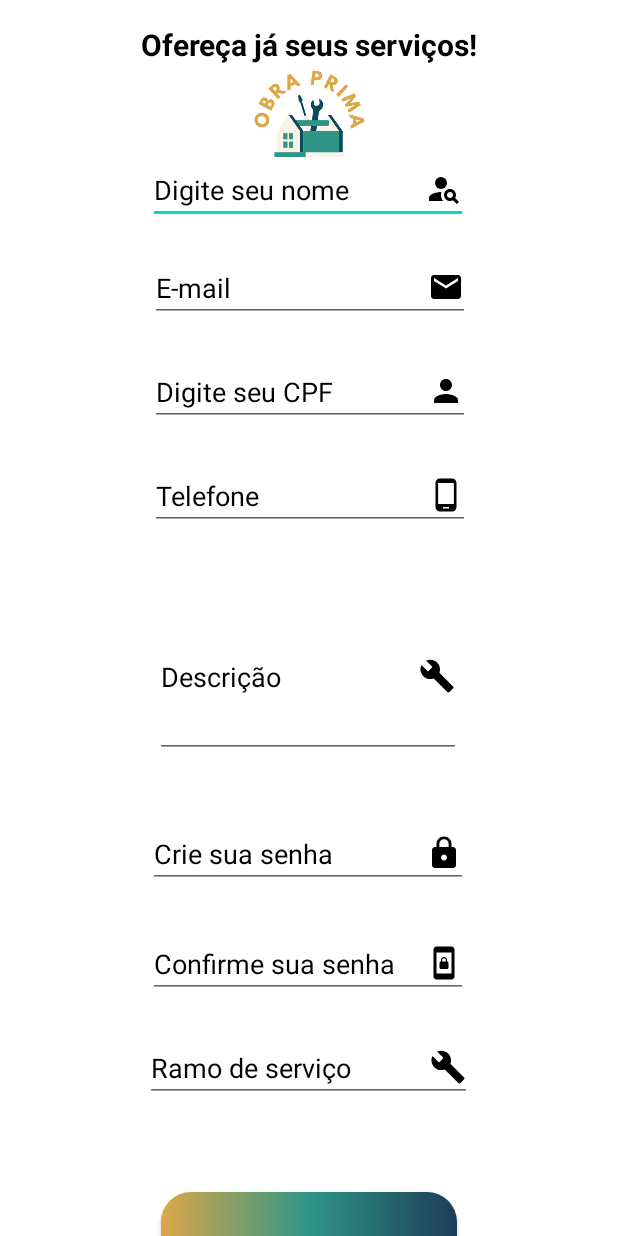
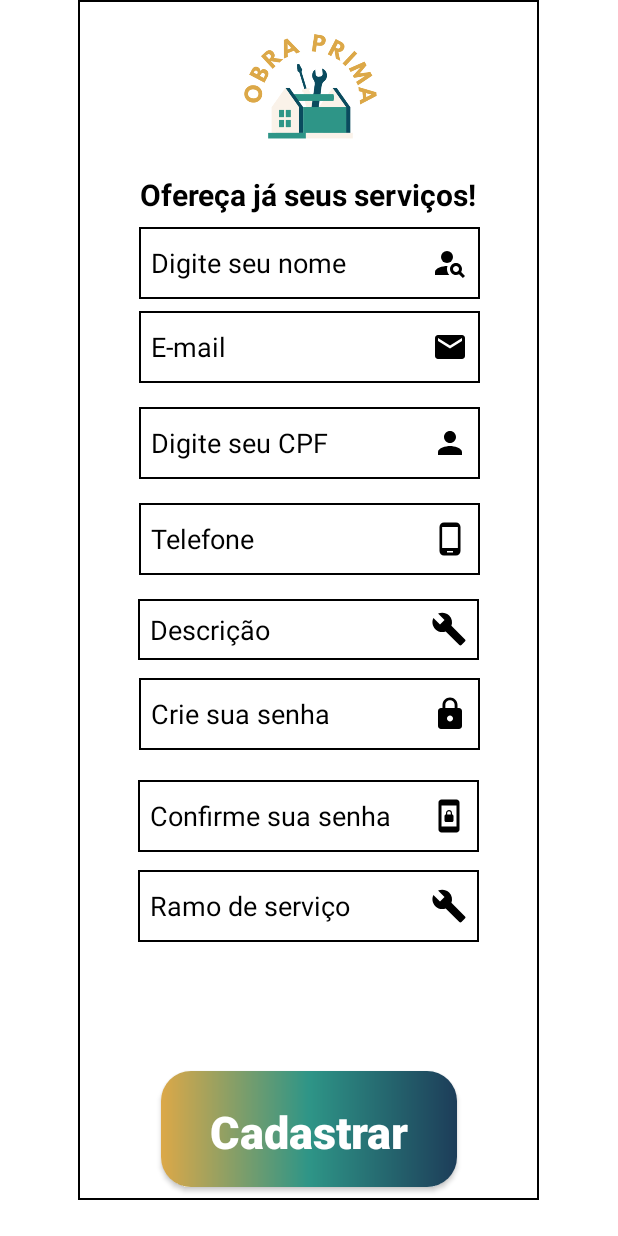
Before and after one commit to gabrielscholze-r/ObraPrima-Android, an Android app: the layout activity_form_cadastro_profissional.xml on its own in the app's theme, with its tools: preview values and no code run, on a phone screen of 412 x 824 dp. Run offline under Robolectric (Android 15) with nearby library versions, the phone set to English and light mode, and no system bars.

Commit message:
perfil profissional

```diff
--- a/app/src/main/AndroidManifest.xml
+++ b/app/src/main/AndroidManifest.xml
@@ -1,5 +1,6 @@
 <?xml version="1.0" encoding="utf-8"?>
 <manifest xmlns:android="http://schemas.android.com/apk/res/android"
+    xmlns:tools="http://schemas.android.com/tools"
     package="com.example.meuapp">
 
     <application
@@ -21,6 +22,7 @@
         <activity android:name=".TelaServicosCliente" android:launchMode="singleTask"/>
         <activity android:name=".FormLogin" android:launchMode="singleTask"/>
         <activity android:name=".TelaListaProfissionais" android:launchMode="singleTask"/>
+        <activity android:name=".TelaPerfilProfissional" android:launchMode="singleTask" />
     </application>
 
 </manifest>
--- a/app/src/main/java/com/example/meuapp/MainActivity.java
+++ b/app/src/main/java/com/example/meuapp/MainActivity.java
@@ -15,6 +15,7 @@ public class MainActivity extends AppCompatActivity {
         setContentView(R.layout.activity_main);
         Intent i = new Intent(MainActivity.this, FormLogin.class);
         startActivity(i);
+        finish();
 
 
     }
--- a/app/src/main/java/com/example/meuapp/data/LoginAtual.java
+++ b/app/src/main/java/com/example/meuapp/data/LoginAtual.java
@@ -3,11 +3,6 @@ package com.example.meuapp.data;
 public class LoginAtual {
     public static Cliente cliente;
     public static Profissional profissional;
-
-    public LoginAtual() {
-        this.cliente = null;
-        this.profissional = null;
-    }
 
     public static Cliente getCliente() {
         return cliente;
--- /dev/null
+++ b/app/src/main/res/drawable/ic_next.xml
@@ -0,0 +1,5 @@
+<vector android:height="24dp" android:tint="#000000"
+    android:viewportHeight="24" android:viewportWidth="24"
+    android:width="24dp" xmlns:android="http://schemas.android.com/apk/res/android">
+    <path android:fillColor="@android:color/white" android:pathData="M10,6L8.59,7.41 13.17,12l-4.58,4.59L10,18l6,-6z"/>
+</vector>
--- a/app/src/main/res/layout/activity_form_cadastro_profissional.xml
+++ b/app/src/main/res/layout/activity_form_cadastro_profissional.xml
@@ -1,11 +1,11 @@
 <?xml version="1.0" encoding="utf-8"?>
 
-<androidx.core.widget.NestedScrollView xmlns:app="http://schemas.android.com/apk/res-auto"
+<androidx.core.widget.NestedScrollView xmlns:android="http://schemas.android.com/apk/res/android"
+    xmlns:app="http://schemas.android.com/apk/res-auto"
     xmlns:tools="http://schemas.android.com/tools"
     android:layout_width="match_parent"
-    android:layout_height="match_parent"
-    android:fillViewport="true"
-    xmlns:android="http://schemas.android.com/apk/res/android">
+    android:layout_height="wrap_content"
+    android:fillViewport="true">
 
     <androidx.constraintlayout.widget.ConstraintLayout
         android:layout_width="match_parent"
@@ -14,164 +14,146 @@
         tools:context=".FormCadastroProfissional">
 
 
-        <TextView
-            android:id="@+id/errorMessage2"
-            android:layout_width="295dp"
-            android:layout_height="29dp"
-            android:text=""
-            android:textAlignment="center"
-            android:textColor="#FF0505"
-            android:textSize="15dp"
-            app:layout_constraintBottom_toTopOf="@+id/containerComponents"
+        <View
+            android:id="@+id/containerComponents"
+            style="@style/text_border"
+            android:layout_width="307dp"
+            android:layout_height="800dp"
+            android:layout_marginBottom="91dp"
+            app:layout_constraintBottom_toBottomOf="parent"
+            app:layout_constraintEnd_toEndOf="parent"
+            app:layout_constraintHorizontal_bias="0.495"
+            app:layout_constraintStart_toStartOf="parent" />
+
+
+        <EditText
+            android:id="@+id/editPersonName"
+            style="@style/text_border"
+            android:layout_width="227dp"
+            android:layout_height="wrap_content"
+            android:layout_marginTop="8dp"
+            android:drawableRight="@drawable/ic_name"
+            android:drawableTint="@color/black"
+            android:ems="10"
+            android:hint="Digite seu nome"
+            android:inputType="textPersonName"
+            android:minHeight="48dp"
+            android:padding="8dp"
+            android:textColor="@color/black"
+            android:textColorHint="@color/black"
             app:layout_constraintEnd_toEndOf="parent"
             app:layout_constraintStart_toStartOf="parent"
             app:layout_constraintTop_toBottomOf="@+id/title_cadastro_profissional" />
 
-        <TextView
-            android:id="@+id/title_cadastro_profissional"
-            android:layout_width="wrap_content"
-            android:layout_height="wrap_content"
-            android:layout_marginTop="16dp"
-            android:text="@string/title_cadastro_profissional"
-            android:textColor="@color/black"
-            android:textSize="20dp"
-            android:textStyle="bold"
-            app:layout_constraintEnd_toEndOf="parent"
-            app:layout_constraintStart_toStartOf="parent"
-            app:layout_constraintTop_toTopOf="parent" />
-
-
-        <View
-            android:id="@+id/containerComponents"
-            style="@style/ContainerComponents"
-            android:layout_width="304dp"
-            android:layout_height="675dp"
-            app:layout_constraintBottom_toTopOf="@+id/bt_cadastrar"
-            app:layout_constraintEnd_toEndOf="parent"
-            app:layout_constraintHorizontal_bias="0.495"
-            app:layout_constraintStart_toStartOf="parent"
-            app:layout_constraintTop_toBottomOf="@+id/title_cadastro_profissional"
-            app:layout_constraintVertical_bias="0.257" />
-
-        <EditText
-
-            android:drawableTint="@color/black"
-            android:textColorHint="@color/black"
-            android:textColor="@color/black"
-            android:id="@+id/editPersonName"
-            android:drawableRight="@drawable/ic_name"
-            android:layout_width="wrap_content"
-            android:layout_height="wrap_content"
-            android:layout_marginTop="104dp"
-            android:ems="10"
-            android:hint="Digite seu nome"
-            android:inputType="textPersonName"
-            app:layout_constraintEnd_toEndOf="parent"
-            app:layout_constraintHorizontal_bias="0.497"
-            app:layout_constraintStart_toStartOf="parent"
-            app:layout_constraintTop_toTopOf="parent"
-            />
-
-
         <EditText
             android:id="@+id/editTextEmailAddress"
-            android:layout_width="wrap_content"
+            style="@style/text_border"
+            android:layout_width="227dp"
             android:layout_height="wrap_content"
-            android:layout_marginTop="20dp"
+            android:layout_marginTop="8dp"
             android:drawableRight="@drawable/ic_email"
             android:drawableTint="@color/black"
             android:ems="10"
             android:hint="E-mail"
             android:inputType="textEmailAddress"
+            android:minHeight="48dp"
+            android:padding="8dp"
+            android:textColor="@color/black"
+            android:textColorHint="@color/black"
+            app:layout_constraintEnd_toEndOf="parent"
+            app:layout_constraintStart_toStartOf="parent"
+            app:layout_constraintTop_toBottomOf="@+id/editPersonName" />
+
+        <EditText
+            android:id="@+id/editTextCPF"
+            style="@style/text_border"
+            android:layout_width="227dp"
+            android:layout_height="wrap_content"
+            android:layout_marginTop="16dp"
+            android:drawableRight="@drawable/ic_cpf"
+            android:drawableTint="@color/black"
+            android:ems="10"
+            android:hint="Digite seu CPF"
+            android:inputType="number"
+            android:minHeight="48dp"
+            android:padding="8dp"
+            android:textColor="@color/black"
+            android:textColorHint="@color/black"
+            app:layout_constraintEnd_toEndOf="parent"
+            app:layout_constraintStart_toStartOf="parent"
+            app:layout_constraintTop_toBottomOf="@+id/editTextEmailAddress" />
+
+        <EditText
+            android:id="@+id/editTextPhone"
+            style="@style/text_border"
+            android:layout_width="227dp"
+            android:layout_height="wrap_content"
+            android:layout_marginTop="16dp"
+            android:drawableRight="@drawable/ic_phone_android"
+            android:drawableTint="@color/black"
+            android:ems="10"
+            android:hint="Telefone"
+            android:inputType="phone"
+            android:minHeight="48dp"
+            android:padding="8dp"
+            android:textColor="@color/black"
+            android:textColorHint="@color/black"
+            app:layout_constraintEnd_toEndOf="parent"
+            app:layout_constraintStart_toStartOf="parent"
+            app:layout_constraintTop_toBottomOf="@+id/editTextCPF" />
+
+        <EditText
+            android:id="@+id/editBio"
+            style="@style/text_border"
+            android:layout_width="227dp"
+            android:layout_height="match_parent"
+            android:layout_marginTop="16dp"
+            android:drawableRight="@drawable/ic_service"
+            android:drawableTint="@color/black"
+            android:ems="10"
+            android:hint="Descrição"
+            android:inputType="text"
+            android:padding="8dp"
+            android:textColor="@color/black"
+            android:textColorHint="@color/black"
+            app:layout_constraintEnd_toEndOf="parent"
+            app:layout_constraintHorizontal_bias="0.497"
+            app:layout_constraintStart_toStartOf="parent"
+            app:layout_constraintTop_toBottomOf="@+id/editTextPhone"
+            tools:ignore="TouchTargetSizeCheck" />
+
+        <EditText
+            android:id="@+id/createPassword"
+            style="@style/text_border"
+            android:layout_width="227dp"
+            android:layout_height="48dp"
+            android:layout_marginTop="12dp"
+            android:drawableRight="@drawable/ic_password"
+            android:drawableTint="@color/black"
+            android:ems="10"
+            android:hint="Crie sua senha"
+            android:inputType="textPassword"
+            android:padding="8dp"
             android:textColor="@color/black"
             android:textColorHint="@color/black"
             app:layout_constraintEnd_toEndOf="parent"
             app:layout_constraintHorizontal_bias="0.502"
             app:layout_constraintStart_toStartOf="parent"
-            app:layout_constraintTop_toBottomOf="@+id/editPersonName" />
-
-        <EditText
-            android:drawableTint="@color/black"
-            android:textColorHint="@color/black"
-            android:textColor="@color/black"
-            android:id="@+id/editTextCPF"
-            android:drawableRight="@drawable/ic_cpf"
-            android:layout_width="wrap_content"
-            android:layout_height="wrap_content"
-            android:layout_marginTop="24dp"
-            android:ems="10"
-            android:inputType="number"
-            android:hint="Digite seu CPF"
-            app:layout_constraintEnd_toEndOf="parent"
-            app:layout_constraintHorizontal_bias="0.502"
-            app:layout_constraintStart_toStartOf="parent"
-            app:layout_constraintTop_toBottomOf="@+id/editTextEmailAddress"
-            />
-
-
-        <EditText
-            android:drawableTint="@color/black"
-            android:textColorHint="@color/black"
-            android:textColor="@color/black"
-            android:id="@+id/editTextPhone"
-            android:drawableRight="@drawable/ic_phone_android"
-            android:layout_width="wrap_content"
-            android:layout_height="wrap_content"
-            android:layout_marginTop="24dp"
-            android:ems="10"
-            android:hint="Telefone"
-            android:inputType="phone"
-            app:layout_constraintEnd_toEndOf="parent"
-            app:layout_constraintHorizontal_bias="0.502"
-            app:layout_constraintStart_toStartOf="parent"
-            app:layout_constraintTop_toBottomOf="@+id/editTextCPF"
-            />
-
-
-        <EditText
-            android:id="@+id/editBio"
-            android:layout_width="204dp"
-            android:layout_height="108dp"
-            android:layout_marginTop="44dp"
-            android:drawableRight="@drawable/ic_service"
-            android:drawableTint="@color/black"
-            android:ems="10"
-            android:hint="Descrição"
-            android:inputType="phone"
-            android:textColor="@color/black"
-            android:textColorHint="@color/black"
-            app:layout_constraintEnd_toEndOf="parent"
-            app:layout_constraintHorizontal_bias="0.497"
-            app:layout_constraintStart_toStartOf="parent"
-            app:layout_constraintTop_toBottomOf="@+id/editTextPhone" />
-
-        <EditText
-            android:id="@+id/createPassword"
-            android:layout_width="wrap_content"
-            android:layout_height="wrap_content"
-            android:layout_marginTop="41dp"
-            android:drawableRight="@drawable/ic_password"
-            android:drawableTint="@color/black"
-            android:ems="10"
-            android:hint="Crie sua senha"
-            android:inputType="textPassword"
-            android:textColor="@color/black"
-            android:textColorHint="@color/black"
-            app:layout_constraintEnd_toEndOf="parent"
-            app:layout_constraintHorizontal_bias="0.497"
-            app:layout_constraintStart_toStartOf="parent"
             app:layout_constraintTop_toBottomOf="@+id/editBio" />
 
         <EditText
             android:id="@+id/confirmPassword"
-            android:layout_width="wrap_content"
+            style="@style/text_border"
+            android:layout_width="227dp"
             android:layout_height="wrap_content"
-            android:layout_marginTop="28dp"
+            android:layout_marginTop="20dp"
             android:drawableRight="@drawable/ic_password_confirm"
             android:drawableTint="@color/black"
             android:ems="10"
             android:hint="Confirme sua senha"
             android:inputType="textPassword"
+            android:minHeight="48dp"
+            android:padding="8dp"
             android:textColor="@color/black"
             android:textColorHint="@color/black"
             app:layout_constraintEnd_toEndOf="parent"
@@ -179,14 +161,31 @@
             app:layout_constraintStart_toStartOf="parent"
             app:layout_constraintTop_toBottomOf="@+id/createPassword" />
 
+        <TextView
+            android:id="@+id/title_cadastro_profissional"
+            android:layout_width="wrap_content"
+            android:layout_height="wrap_content"
+            android:layout_marginTop="116dp"
+            android:text="@string/title_cadastro_profissional"
+            android:textColor="@color/black"
+            android:textSize="20dp"
+            android:textStyle="bold"
+            app:layout_constraintEnd_toEndOf="parent"
+            app:layout_constraintHorizontal_bias="0.497"
+            app:layout_constraintStart_toStartOf="parent"
+            app:layout_constraintTop_toTopOf="parent" />
+
         <AutoCompleteTextView
+
             android:id="@+id/ramodoservico"
-            android:layout_width="218dp"
-            android:layout_height="45dp"
-            android:layout_marginTop="24dp"
+            style="@style/text_border"
+            android:layout_width="227dp"
+            android:layout_height="48dp"
+            android:layout_marginTop="12dp"
             android:drawableRight="@drawable/ic_service"
             android:drawableTint="@color/black"
             android:hint="Ramo de serviço"
+            android:padding="8dp"
             android:textColor="@color/black"
             android:textColorHint="@color/black"
             app:layout_constraintEnd_toEndOf="parent"
@@ -196,13 +195,11 @@
 
         <ImageView
             android:id="@+id/login7"
-            android:layout_width="135dp"
-            android:layout_height="108dp"
-            android:layout_marginTop="28dp"
-            android:layout_marginBottom="13dp"
+            android:layout_width="195dp"
+            android:layout_height="130dp"
             android:src="@drawable/obra_prima"
-            app:layout_constraintBottom_toBottomOf="@+id/editPersonName"
             app:layout_constraintEnd_toEndOf="parent"
+            app:layout_constraintHorizontal_bias="0.504"
             app:layout_constraintStart_toStartOf="parent"
             app:layout_constraintTop_toTopOf="parent" />
 
@@ -211,13 +208,26 @@
             style="@style/ButtonEntrar"
             android:layout_width="197dp"
             android:layout_height="77dp"
-            android:layout_marginBottom="36dp"
+            android:layout_marginBottom="100dp"
             android:text="Cadastrar"
             android:textSize="30dp"
             app:layout_constraintBottom_toBottomOf="parent"
             app:layout_constraintEnd_toEndOf="parent"
             app:layout_constraintStart_toStartOf="parent" />
 
+        <TextView
+            android:id="@+id/errorMessage2"
+            android:layout_width="295dp"
+            android:layout_height="29dp"
+            android:layout_marginTop="8dp"
+            android:text=""
+            android:textAlignment="center"
+            android:textColor="#FF0505"
+            android:textSize="15dp"
+            app:layout_constraintEnd_toEndOf="parent"
+            app:layout_constraintStart_toStartOf="parent"
+            app:layout_constraintTop_toBottomOf="@+id/ramodoservico" />
+
     </androidx.constraintlayout.widget.ConstraintLayout>
 
 </androidx.core.widget.NestedScrollView>
--- a/app/src/main/res/layout/list_pro.xml
+++ b/app/src/main/res/layout/list_pro.xml
@@ -8,8 +8,8 @@
     android:clickable="true"
     android:maxLength="100"
     android:text="TEXTO EXEMPLO"
-    android:drawableRight="@drawable/ic_service"
+    android:drawableRight="@drawable/ic_next"
     android:textColor="@color/black"
     android:textColorHint="@color/black"
-    android:textSize="25sp"
+    android:textSize="20sp"
     android:textStyle="bold" />
```
Also changed, not shown: app/src/main/java/com/example/meuapp/FormLogin.java (+6 -5 lines), app/src/main/java/com/example/meuapp/TelaListaProfissionais.java (+9 -1 lines), app/src/main/java/com/example/meuapp/TelaPerfilProfissional.java (+8 -11 lines), app/src/main/java/com/example/meuapp/TelaPrincipalCliente.java (+3 -4 lines), app/src/main/java/com/example/meuapp/TelaServicosCliente.java (+18 -31 lines), app/src/main/java/com/example/meuapp/data/Perfil.java (added, +25 -0 lines), app/src/main/res/layout/activity_form_cadastro_cliente.xml (+71 -75 lines), app/src/main/res/layout/activity_tela_perfil_profissional.xml (+38 -10 lines), app/src/main/res/layout/activity_tela_servicos_cliente.xml (+10 -69 lines).
